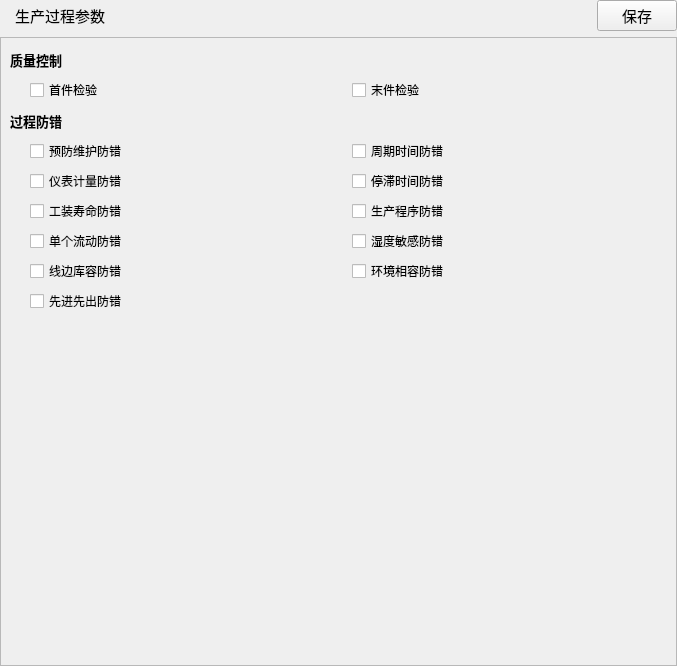
Before: the Qt Designer form 2 Code/PCS/XYPCS/PCS.ProductCraft/WidgetAssyProcessProduce.ui in radtek/PCS, drawn with Qt 5.
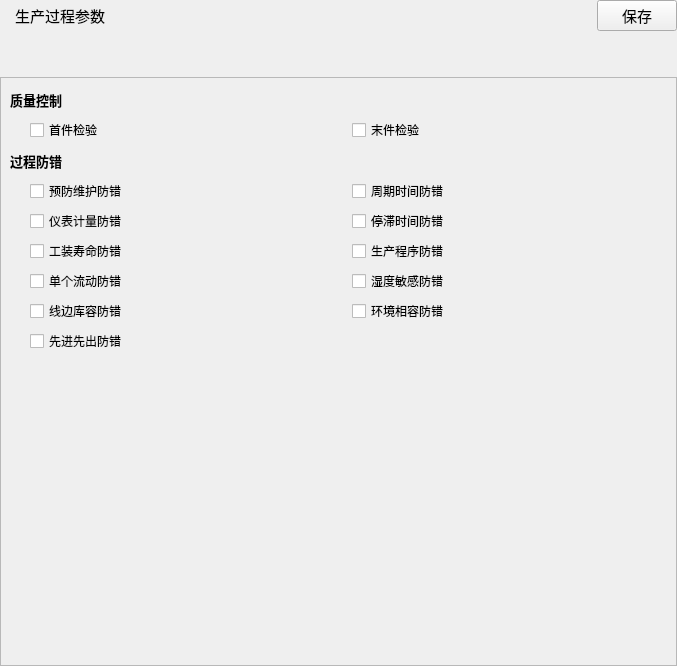
After: the same form once the commit is applied. Icons and pictures are not drawn.

```diff
--- a/2 Code/PCS/XYPCS/PCS.ProductCraft/WidgetAssyProcessProduce.ui
+++ b/2 Code/PCS/XYPCS/PCS.ProductCraft/WidgetAssyProcessProduce.ui
@@ -13,7 +13,7 @@
   <property name="windowTitle">
    <string>Form</string>
   </property>
-  <layout class="QVBoxLayout" name="verticalLayout" stretch="0,1">
+  <layout class="QVBoxLayout" name="verticalLayout" stretch="0,0,1">
    <property name="leftMargin">
     <number>0</number>
    </property>
@@ -98,6 +98,19 @@
      </item>
     </layout>
    </item>
+   <item>
+    <spacer name="verticalSpacer_2">
+     <property name="orientation">
+      <enum>Qt::Vertical</enum>
+     </property>
+     <property name="sizeHint" stdset="0">
+      <size>
+       <width>20</width>
+       <height>40</height>
+      </size>
+     </property>
+    </spacer>
+   </item>
    <item>
     <widget class="QFrame" name="frame">
      <property name="frameShape">
```
Left out of the diff: 4 changed lines with no effect on the pictures.
